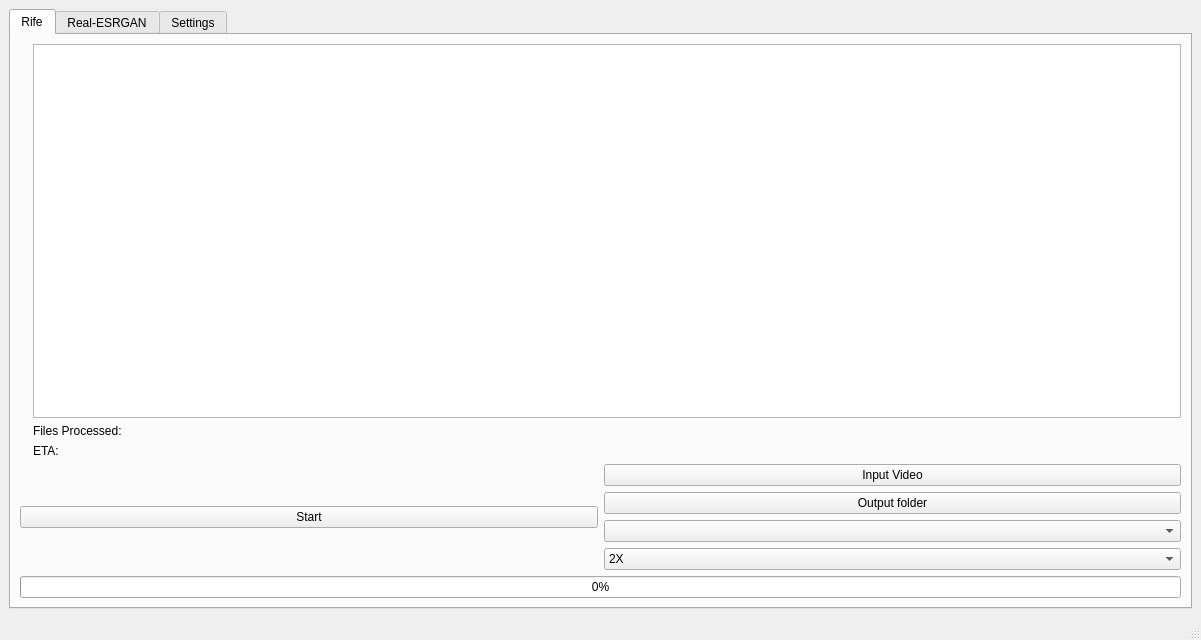
The window that mainwindow.ui (TNTwise/REAL-Video-Enhancer) describes before a commit, drawn with Qt 5.
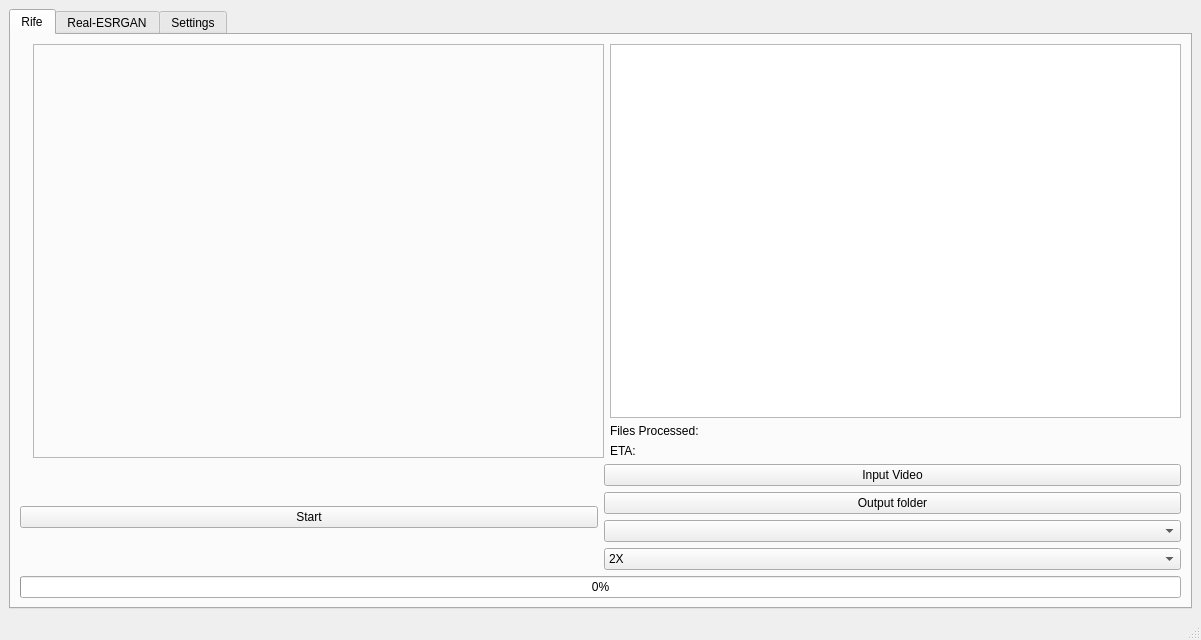
The same window after the commit.

Commit message: Make GUI layout better

What changed in the file:
```diff
--- a/mainwindow.ui
+++ b/mainwindow.ui
@@ -42,6 +42,31 @@
               </property>
              </widget>
             </item>
+            <item>
+             <widget class="QFrame" name="imageSpacerFrame">
+              <property name="frameShape">
+               <enum>QFrame::StyledPanel</enum>
+              </property>
+              <property name="frameShadow">
+               <enum>QFrame::Raised</enum>
+              </property>
+              <layout class="QVBoxLayout" name="verticalLayout_6">
+               <item>
+                <spacer name="imageSpacer">
+                 <property name="orientation">
+                  <enum>Qt::Horizontal</enum>
+                 </property>
+                 <property name="sizeHint" stdset="0">
+                  <size>
+                   <width>546</width>
+                   <height>20</height>
+                  </size>
+                 </property>
+                </spacer>
+               </item>
+              </layout>
+             </widget>
+            </item>
             <item>
              <layout class="QVBoxLayout" name="verticalLayout_8">
               <item>
```
The commit also changes 1 other file.
